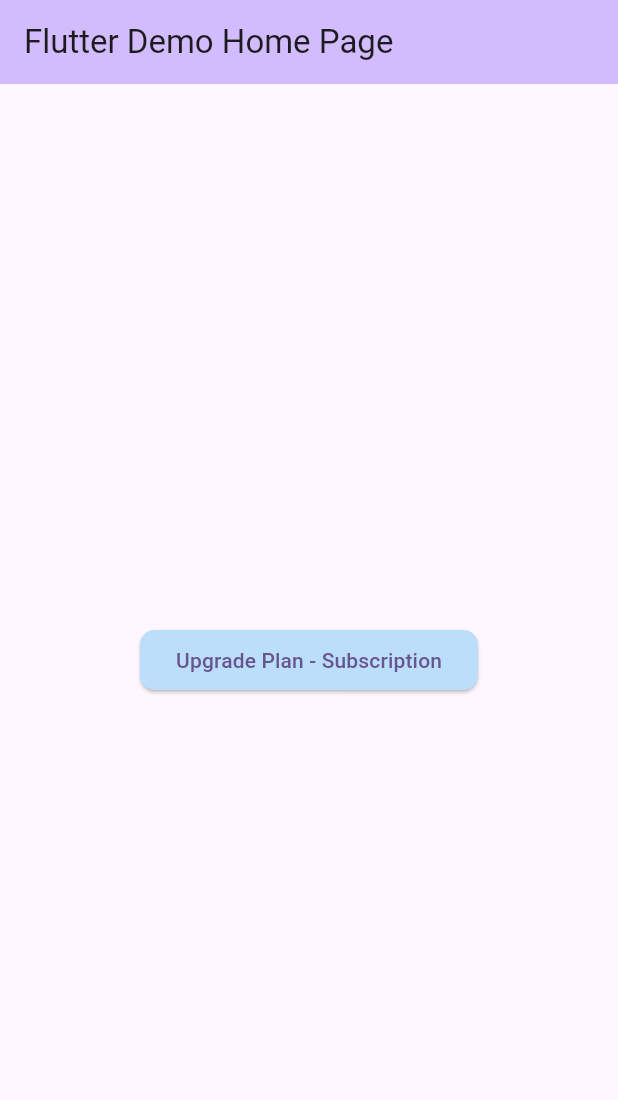
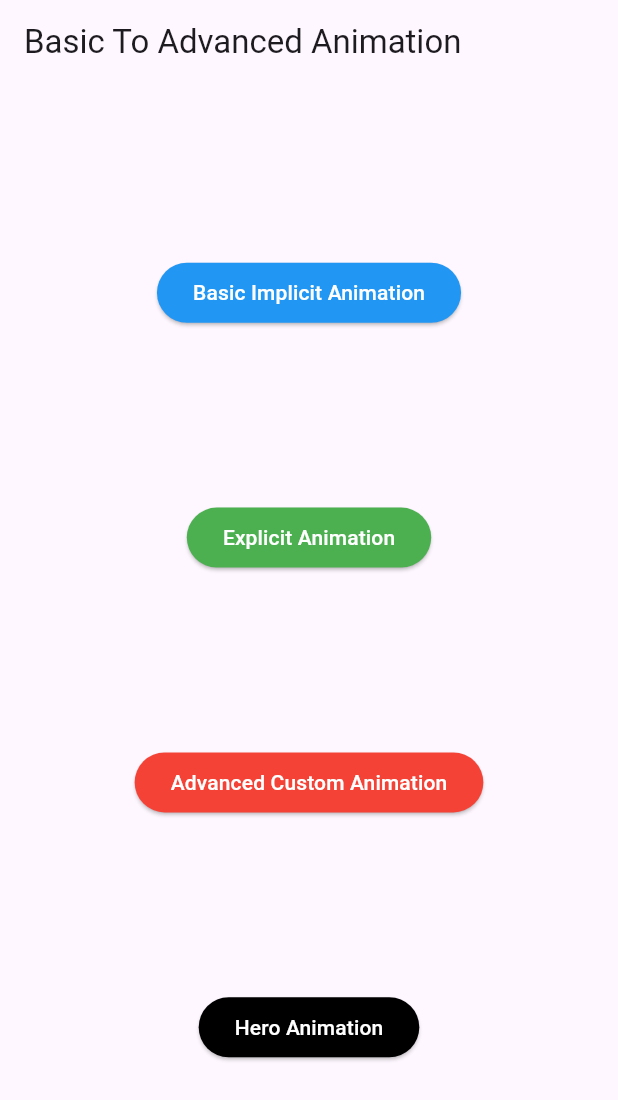
Before and after one commit to Destiny-Ed/helper_project, a Flutter app: the screen it shows after launch, on a phone screen of 412 x 824 dp. Shown: the top 1100 px of the screen. Run offline on Flutter 3.47's test engine with Material 3 defaults, Android fonts, the phone set to English and light mode, and no system bars; our stand-ins replace firebase_storage, image_picker, in_app_purchase, shared_preferences; accounts and stored records are empty.

Commit message:
Added animations

```diff
--- /dev/null
+++ b/lib/animations/home.dart
@@ -0,0 +1,66 @@
+import 'package:flutter/material.dart';
+import 'package:helper_app/animations/explicit_animation/custom_animation.dart';
+import 'package:helper_app/animations/explicit_animation/explicit_animation.dart';
+import 'package:helper_app/animations/hero/screen_one.dart';
+import 'package:helper_app/animations/implicit_animation/implicit_animation.dart';
+
+class AnimationHome extends StatefulWidget {
+  const AnimationHome({super.key});
+
+  @override
+  State<AnimationHome> createState() => _AnimationHomeState();
+}
+
+class _AnimationHomeState extends State<AnimationHome> {
+  @override
+  Widget build(BuildContext context) {
+    return Scaffold(
+      appBar: AppBar(
+        title: Text("Basic To Advanced Animation"),
+      ),
+      body: Center(
+        child: Column(
+          mainAxisAlignment: MainAxisAlignment.spaceEvenly,
+          children: [
+            ElevatedButton(
+              onPressed: () {
+                Navigator.push(context, MaterialPageRoute(builder: (context) => ImplicitAnimationScreen()));
+              },
+              style: ButtonStyle(
+                  backgroundColor: WidgetStateProperty.all(Colors.blue),
+                  foregroundColor: WidgetStateProperty.all(Colors.white)),
+              child: Text("Basic Implicit Animation"),
+            ),
+            ElevatedButton(
+              onPressed: () {
+                Navigator.push(context, MaterialPageRoute(builder: (context) => ExplicitAnimationScreen()));
+              },
+              style: ButtonStyle(
+                  backgroundColor: WidgetStateProperty.all(Colors.green),
+                  foregroundColor: WidgetStateProperty.all(Colors.white)),
+              child: Text("Explicit Animation"),
+            ),
+            ElevatedButton(
+              onPressed: () {
+                Navigator.push(context, MaterialPageRoute(builder: (context) => CustomAnimationScreen()));
+              },
+              style: ButtonStyle(
+                  backgroundColor: WidgetStateProperty.all(Colors.red),
+                  foregroundColor: WidgetStateProperty.all(Colors.white)),
+              child: Text("Advanced Custom Animation"),
+            ),
+            ElevatedButton(
+              onPressed: () {
+                Navigator.push(context, MaterialPageRoute(builder: (context) => HeroAnimationScreenOne()));
+              },
+              style: ButtonStyle(
+                  backgroundColor: WidgetStateProperty.all(Colors.black),
+                  foregroundColor: WidgetStateProperty.all(Colors.white)),
+              child: Text("Hero Animation"),
+            ),
+          ],
+        ),
+      ),
+    );
+  }
+}
--- a/lib/main.dart
+++ b/lib/main.dart
@@ -1,6 +1,7 @@
 import 'dart:developer';
 
 import 'package:flutter/material.dart';
+import 'package:helper_app/animations/home.dart';
 import 'package:helper_app/in_app_purchase/dialog.dart';
 import 'package:helper_app/in_app_purchase/subscription_helper.dart';
 import 'package:provider/provider.dart';
@@ -23,7 +24,7 @@ class MyApp extends StatelessWidget {
           colorScheme: ColorScheme.fromSeed(seedColor: Colors.deepPurple),
           useMaterial3: true,
         ),
-        home: const MyHomePage(title: 'Flutter Demo Home Page'),
+        home: AnimationHome(),
       ),
     );
   }
```
Also changed, not shown: lib/animations/explicit_animation/custom_animation.dart (added, +58 -0 lines), lib/animations/explicit_animation/explicit_animation.dart (added, +64 -0 lines), lib/animations/hero/screen_one.dart (added, +48 -0 lines), lib/animations/hero/screen_two.dart (added, +35 -0 lines), lib/animations/implicit_animation/implicit_animation.dart (added, +87 -0 lines), lib/firebase_storage_example/upload_example.dart (+129 -129 lines), pubspec.lock, 5 other files.
